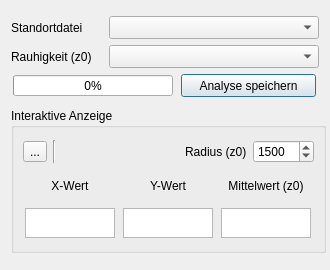
Above: ui_sectormean.ui from gbd-consult/Sektormittelwerte before the change. Below: the same form after it.
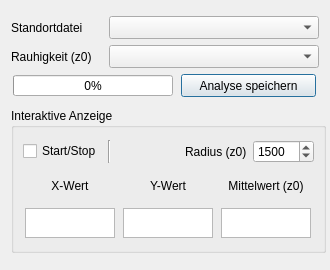
That is the form after the change.

Commit message: use checkbox for toggling of interactive mode

Patch:
```diff
--- a/ui_sectormean.ui
+++ b/ui_sectormean.ui
@@ -164,9 +164,9 @@
         <item>
          <layout class="QHBoxLayout" name="horizontalLayout_11">
           <item>
-           <widget class="QToolButton" name="toolButton">
+           <widget class="QCheckBox" name="checkBox">
             <property name="text">
-             <string>...</string>
+             <string>Start/Stop</string>
             </property>
            </widget>
           </item>
```
The commit also changes 1 other file.
